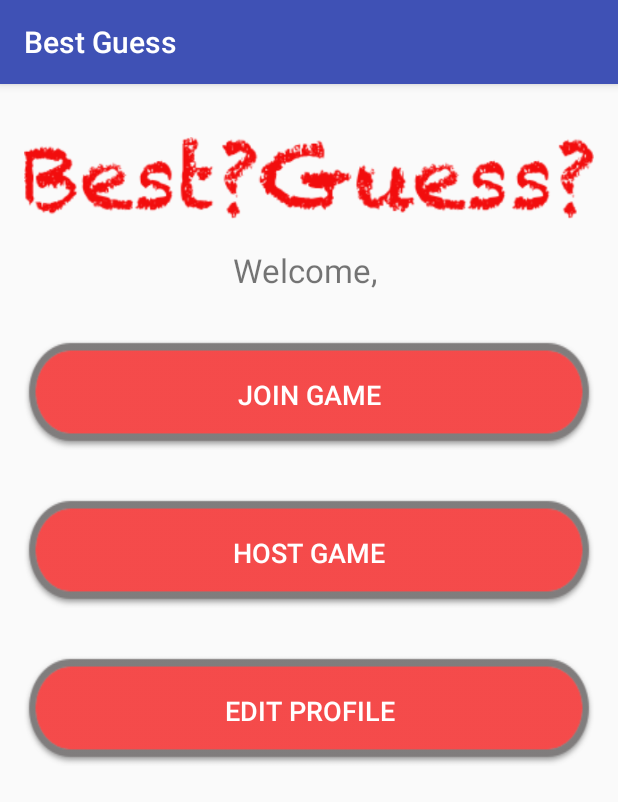
After one commit to msrusse/BestGuess, an Android app: the WelcomeActivity screen opened directly, with no data from a screen before it, on a phone screen of 412 x 824 dp. The commit adds this screen. Shown: the top 802 px of the screen. Run offline under Robolectric (Android 15) with nearby library versions, the phone set to English and light mode, and no system bars; our stand-ins replace Firebase (no records; nobody signed in at launch, a user with empty details on screens opened directly).

Commit message:
Adds welcome page

```diff
--- a/app/build.gradle
+++ b/app/build.gradle
@@ -41,4 +41,5 @@ dependencies {
 
 
 
+
 apply plugin: 'com.google.gms.google-services'
--- a/app/src/main/AndroidManifest.xml
+++ b/app/src/main/AndroidManifest.xml
@@ -23,7 +23,8 @@
             </intent-filter>
         </activity>
         <activity android:name=".LoginActivity" />
-        <activity android:name=".CreateAccountActivity"></activity>
+        <activity android:name=".CreateAccountActivity" />
+        <activity android:name=".WelcomeActivity"></activity>
     </application>
 
 </manifest>
--- /dev/null
+++ b/app/src/main/java/com/masonsrussell/bestguess/WelcomeActivity.java
@@ -0,0 +1,29 @@
+package com.masonsrussell.bestguess;
+
+import android.support.v7.app.AppCompatActivity;
+import android.os.Bundle;
+import android.widget.EditText;
+import android.widget.TextView;
+
+import com.google.firebase.auth.FirebaseAuth;
+import com.google.firebase.auth.FirebaseUser;
+
+public class WelcomeActivity extends AppCompatActivity
+{
+	private FirebaseAuth mAuth;
+	TextView welcomeText;
+	String username;
+
+	@Override
+	protected void onCreate(Bundle savedInstanceState)
+	{
+		super.onCreate(savedInstanceState);
+		setContentView(R.layout.activity_welcome);
+		welcomeText = findViewById(R.id.welcomeText);
+		mAuth = FirebaseAuth.getInstance();
+		FirebaseUser user = mAuth.getCurrentUser();
+		username = user.getDisplayName();
+		String welcome = "Welcome, " + username;
+		welcomeText.setText(welcome);
+	}
+}
--- /dev/null
+++ b/app/src/main/res/layout/activity_welcome.xml
@@ -0,0 +1,65 @@
+<?xml version="1.0" encoding="utf-8"?>
+<android.support.constraint.ConstraintLayout xmlns:android="http://schemas.android.com/apk/res/android"
+    xmlns:app="http://schemas.android.com/apk/res-auto"
+    xmlns:tools="http://schemas.android.com/tools"
+    android:layout_width="match_parent"
+    android:layout_height="match_parent"
+    tools:context="com.masonsrussell.bestguess.WelcomeActivity">
+
+    <LinearLayout
+        android:layout_width="match_parent"
+        android:layout_height="match_parent"
+        android:orientation="vertical"
+        android:paddingEnd="16dp"
+        android:paddingStart="16dp"
+        android:paddingTop="32dp">
+
+        <ImageView
+            android:id="@+id/imageView2"
+            android:layout_width="match_parent"
+            android:layout_height="wrap_content"
+            app:srcCompat="@drawable/logo" />
+
+        <TextView
+            android:id="@+id/welcomeText"
+            android:layout_width="match_parent"
+            android:layout_height="wrap_content"
+            android:layout_gravity="center"
+            android:layout_marginBottom="16dp"
+            android:layout_marginTop="16dp"
+            android:gravity="center"
+            android:textSize="22sp" />
+
+        <Button
+            android:id="@+id/playGameButton"
+            android:layout_width="match_parent"
+            android:layout_height="wrap_content"
+            android:layout_marginBottom="16dp"
+            android:layout_marginTop="16dp"
+            android:background="@drawable/button"
+            android:text="@string/join_game"
+            android:textColor="@color/cardview_light_background"
+            android:textSize="18sp" />
+
+        <Button
+            android:id="@+id/hostGameButton"
+            android:layout_width="match_parent"
+            android:layout_height="wrap_content"
+            android:layout_marginBottom="16dp"
+            android:layout_marginTop="16dp"
+            android:background="@drawable/button"
+            android:text="@string/host_game"
+            android:textColor="@color/cardview_light_background"
+            android:textSize="18sp" />
+
+        <Button
+            android:id="@+id/editUserButton"
+            android:layout_width="match_parent"
+            android:layout_height="wrap_content"
+            android:layout_marginTop="16dp"
+            android:background="@drawable/button"
+            android:text="@string/edit_profile"
+            android:textColor="@color/cardview_light_background"
+            android:textSize="18sp" />
+    </LinearLayout>
+</android.support.constraint.ConstraintLayout>
--- a/app/src/main/res/values/strings.xml
+++ b/app/src/main/res/values/strings.xml
@@ -18,4 +18,14 @@
     </string>
     <string name="facebook_app_id">567505990294738</string>
     <string name="fb_login_protocol_scheme">fb567505990294738</string>
+    <string name="join_game">Join Game</string>
+    <string name="host_game">Host Game</string>
+    <string name="edit_profile">Edit Profile</string>
+    <string name="forgot_password">Forgot password?</string>
+    <string name="create_account">No account yet? Create one</string>
+    <string name="email">Email</string>
+    <string name="username">Username</string>
+    <string name="password">Password</string>
+    <string name="reenter_password">Reenter Password</string>
+    <string name="login">Login</string>
 </resources>
```
Also changed, not shown: app/src/main/java/com/masonsrussell/bestguess/LoginActivity.java (+3 -36 lines), app/src/main/res/layout/activity_create_account.xml (+16 -10 lines), app/src/main/res/layout/activity_login.xml (+25 -21 lines), app/src/main/res/layout/activity_main.xml (+35 -11 lines), app/src/main/res/drawable/button.png (added).
